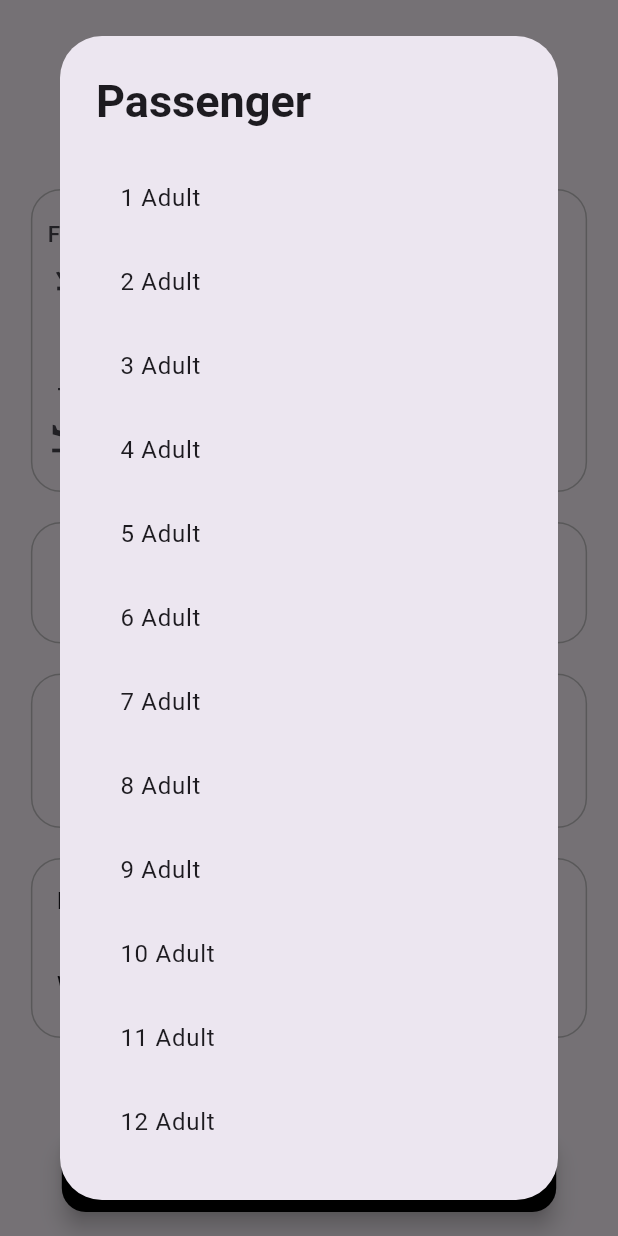
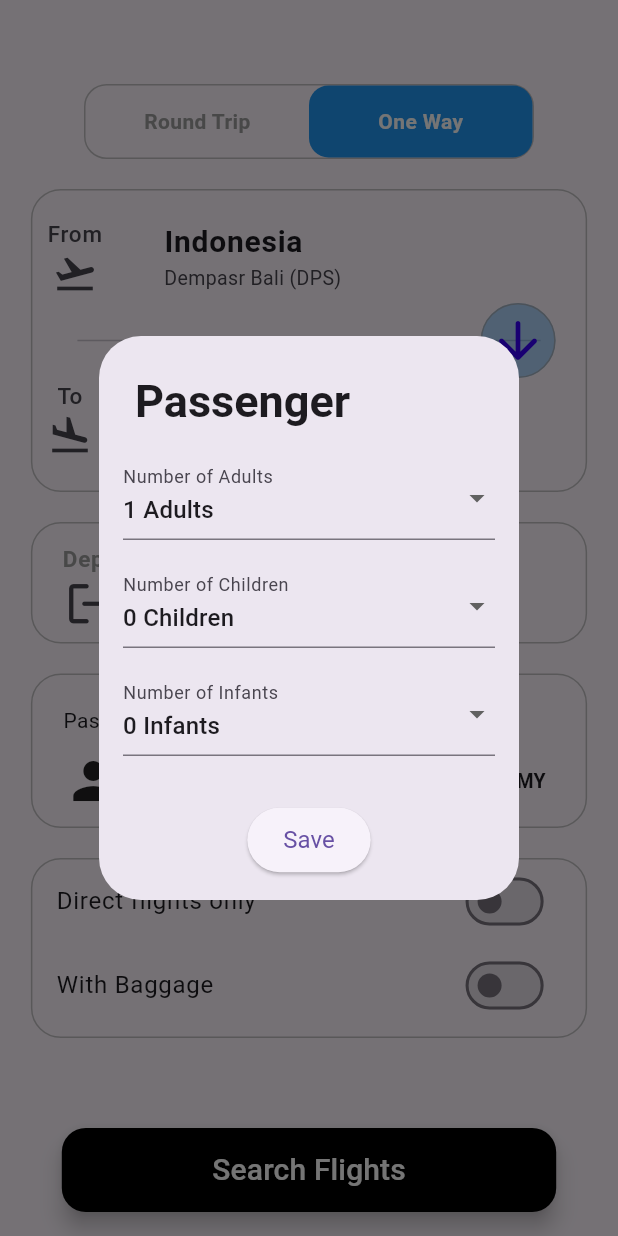
Before and after one commit to 11Ramesh/project_air, a Flutter app: the Home screen opened directly, after a tap on "One Way", after a tap on "Passenger", on a phone screen of 412 x 824 dp. Run offline on Flutter 3.47's test engine with Material 3 defaults, Android fonts, the phone set to English and light mode, and no system bars; our stand-ins replace bloc, flutter_bloc, flutter_dotenv, shared_preferences; missing offline and left inert: excel; accounts and stored records are empty; network calls fail; statements that could not run were skipped.

Commit message:
commit 4

```diff
--- a/lib/function/backend/backend_bloc.dart
+++ b/lib/function/backend/backend_bloc.dart
@@ -28,6 +28,8 @@ class BackendBloc extends Bloc<BackendEvent, BackendState> {
         String departureDate = event.departureDate;
         String returnDate = event.returnDate;
         int adult = event.adult;
+        int children = event.children;
+        int infant = event.infant;
         String classSeat = event.classSeat;
 
         String? spentTime;
@@ -37,6 +39,8 @@ class BackendBloc extends Bloc<BackendEvent, BackendState> {
         String? endlocation;
         String? weight;
         String? price;
+        String? startDate;
+        String? endDate;
 
         List<Map<String, String>> sentData = [];
         List<Map<String, dynamic>> sentDataRound = [];
@@ -50,6 +54,8 @@ class BackendBloc extends Bloc<BackendEvent, BackendState> {
             'destinationLocationCode': toItemCodeName,
             'departureDate': departureDate,
             'adults': adult.toString(),
+            'children': children.toString(),
+            'infants': infant.toString(),
             'nonStop': isdirrectFlight.toString(),
             'max': '250',
             'travelClass': classSeat,
@@ -92,18 +98,24 @@ class BackendBloc extends Bloc<BackendEvent, BackendState> {
                     startTime = Element['departure']['at'];
                     DateTime dateTime = DateTime.parse(startTime!);
                     startTime = DateFormat('HH:mm').format(dateTime);
+                    startDate = Element['departure']['at'];
+                    startDate = startDate!.substring(0, 10);
                     startlocation = Element['departure']['iataCode'];
                     //
                     endTime = Element['arrival']['at'];
                     DateTime dateTime1 = DateTime.parse(endTime!);
                     endTime = DateFormat('HH:mm').format(dateTime1);
+                    endDate = Element['arrival']['at'];
+                    endDate = endDate!.substring(0, 10);
                     endlocation = Element['arrival']['iataCode'];
                     //
                     Map<String, String> segmentDataMap = {
                       'spentTime': spentTime ?? '',
                       'startTime': startTime ?? '',
+                      'startDate': startDate ?? '',
                       'startLocation': startlocation ?? '',
                       'endTime': endTime ?? '',
+                      'endDate': endDate ?? '',
                       'endLocation': endlocation ?? '',
                     };
                     print(segmentDataMap);
--- a/lib/function/backend/backend_event.dart
+++ b/lib/function/backend/backend_event.dart
@@ -12,6 +12,8 @@ class SearchFlightEvent extends BackendEvent {
   String departureDate;
   String returnDate;
   int adult;
+  int children;
+  int infant;
   String classSeat;
 
   SearchFlightEvent(
@@ -23,10 +25,11 @@ class SearchFlightEvent extends BackendEvent {
       this.departureDate,
       this.returnDate,
       this.adult,
+      this.children,
+      this.infant,
       this.classSeat);
 }
 
 class emptyEvent extends BackendEvent {
-
   emptyEvent();
 }
--- a/lib/screen/home.dart
+++ b/lib/screen/home.dart
@@ -21,6 +21,10 @@ import 'package:flutter/src/rendering/shifted_box.dart';
 import 'package:http/http.dart' as http;
 import 'package:project_air/widgets/tokenexpired.dart';
 import 'package:shared_preferences/shared_preferences.dart';
+
+final List<int> passengerOptions = [1, 2, 3, 4];
+final List<int> childrenOptions = [0, 1, 2, 3];
+final List<int> infantsOptions = [0, 1, 2];
 
 class Home extends StatefulWidget {
   const Home({super.key});
@@ -60,6 +64,9 @@ class _HomeState extends State<Home> {
   String dateLimitStart = '';
   //api value
   int adult = 1;
+  int children = 0;
+  int infant = 0;
+  int person = 1;
   //api value
   String classSeat = 'ECONOMY';
 
@@ -67,12 +74,22 @@ class _HomeState extends State<Home> {
 
   var locationData = LocationDataStore().locationData;
 
+  late int tokenExpiry;
+  String? token = '';
+
   @override
   void initState() {
     backendBloc = BlocProvider.of<BackendBloc>(context);
 
     initializedDate();
+    initializedsharedPreference();
     super.initState();
+  }
+
+  initializedsharedPreference() async {
+    SharedPreferences sharedPreferences = await SharedPreferences.getInstance();
+    tokenExpiry = sharedPreferences.getInt('token_expiry') ?? 0;
+    token = sharedPreferences.getString('token');
   }
 
   @override
@@ -132,7 +149,7 @@ class _HomeState extends State<Home> {
                     }),
                 Height(height: 20),
                 PassengerAndClass(
-                  adult: adult,
+                  person: person,
                   classSeat: classSeat,
                   onTapPassenger: () {
                     showBoxPassenger(context);
@@ -161,22 +178,28 @@ class _HomeState extends State<Home> {
           ),
         ),
         floatingActionButton: Floatingbuttons(onPressed: () {
-          // boloc////////////////////////////////////////////////////////////////////////////
-          // backendBloc.add(SearchFlightEvent(
-          //     isRoundTrip,
-          //     isbaggage,
-          //     isdirrectFlight,
-          //     fromItemCodeName,
-          //     toItemCodeName,
-          //     departureDate,
-          //     returnDate,
-          //     adult,
-          //     classSeat));
-          //Navigator.push(
-          // context, MaterialPageRoute(builder: (context) => Booking()));
-
-          print(departureDate);
-          print(returnDate);
+          if (token != null &&
+              DateTime.now().millisecondsSinceEpoch < tokenExpiry) {
+            // boloc////////////////////////////////////////////////////////////////////////////
+            backendBloc.add(SearchFlightEvent(
+              isRoundTrip,
+              isbaggage,
+              isdirrectFlight,
+              fromItemCodeName,
+              toItemCodeName,
+              departureDate,
+              returnDate,
+              adult,
+              children,
+              infant,
+              classSeat,
+            ));
+            Navigator.push(
+                context, MaterialPageRoute(builder: (context) => Booking()));
+          } else {
+            Navigator.push(context,
+                MaterialPageRoute(builder: (context) => Tokenexpired()));
+          }
         }),
         floatingActionButtonLocation: FloatingActionButtonLocation.centerFloat,
       ),
@@ -426,6 +449,10 @@ class _HomeState extends State<Home> {
   }
 
   Future<void> showBoxPassenger(BuildContext context) async {
+    int selectedAdults = adult;
+    int selectedChildren = children;
+    int selectedInfants = infant;
+
     final selectedPassenger = await showDialog<String>(
       context: context,
       builder: (BuildContext context) {
@@ -434,19 +461,84 @@ class _HomeState extends State<Home> {
             'Passenger',
             style: TextStyle(fontSize: 30, fontWeight: FontWeight.bold),
           ),
-          content: SizedBox(
-            width: double.maxFinite, // Adjust width to fit the content
-            child: ListView.builder(
-              shrinkWrap: true,
-              itemCount: 12,
-              itemBuilder: (BuildContext context, int index) {
-                return ListTile(
-                  title: Text('${index + 1} Adult'),
-                  onTap: () {
-                    Navigator.pop(context, '${index + 1}');
-                  },
-                );
-              },
+          contentPadding: EdgeInsets.zero, // Removes the default padding
+          content: Padding(
+            padding:
+                const EdgeInsets.all(16.0), // Adds padding around the content
+            child: SingleChildScrollView(
+              // Ensures dialog content is scrollable
+              child: Column(
+                mainAxisSize: MainAxisSize
+                    .min, // Ensures the dialog takes only needed space
+                children: [
+                  // Dropdown for Adults
+                  DropdownButtonFormField<int>(
+                    value: selectedAdults,
+                    decoration: InputDecoration(labelText: 'Number of Adults'),
+                    items: passengerOptions.map((int value) {
+                      return DropdownMenuItem<int>(
+                        value: value,
+                        child: Text('$value Adults'),
+                      );
+                    }).toList(),
+                    onChanged: (newValue) {
+                      selectedAdults = newValue!;
+                    },
+                  ),
+                  SizedBox(height: 16),
+                  // Dropdown for Children
+                  DropdownButtonFormField<int>(
+                    value: selectedChildren,
+                    decoration:
+                        InputDecoration(labelText: 'Number of Children'),
+                    items: childrenOptions.map((int value) {
+                      return DropdownMenuItem<int>(
+                        value: value,
+                        child: Text('$value Children'),
+                      );
+                    }).toList(),
+                    onChanged: (newValue) {
+                      selectedChildren = newValue!;
+                    },
+                  ),
+                  SizedBox(height: 16),
+                  // Dropdown for Infants
+                  DropdownButtonFormField<int>(
+                    value: selectedInfants,
+                    decoration: InputDecoration(labelText: 'Number of Infants'),
+                    items: infantsOptions.map((int value) {
+                      return DropdownMenuItem<int>(
+                        value: value,
+                        child: Text('$value Infants'),
+                      );
+                    }).toList(),
+                    onChanged: (newValue) {
+                      selectedInfants = newValue!;
+                    },
+                  ),
+                  SizedBox(height: 32),
+                  // Save Button
+                  ElevatedButton(
+                    onPressed: () {
+                      setState(() {
+                        adult = selectedAdults;
+                        children = selectedChildren;
+                        infant = selectedInfants;
+
+                        person = adult + children + infant;
+                      });
+
+                      Navigator.pop(context);
+                    },
+                    child: Text('Save'),
+                    style: ElevatedButton.styleFrom(
+                      padding:
+                          EdgeInsets.symmetric(horizontal: 24, vertical: 12),
+                      textStyle: TextStyle(fontSize: 16),
+                    ),
+                  ),
+                ],
+              ),
             ),
           ),
         );
--- a/lib/widgets/home/pasengerandclass.dart
+++ b/lib/widgets/home/pasengerandclass.dart
@@ -9,12 +9,12 @@ import 'package:project_air/widgets/width.dart';
 class PassengerAndClass extends StatelessWidget {
   VoidCallback onTapPassenger;
   VoidCallback onTapClass;
-  final int adult;
+  final int person;
   String classSeat;
   PassengerAndClass(
       {required this.onTapPassenger,
       required this.onTapClass,
-      required this.adult,
+      required this.person,
       required this.classSeat,
       super.key});
 
@@ -50,7 +50,7 @@ class PassengerAndClass extends StatelessWidget {
                     Icon(Icons.person, size: 40.0),
                     Width(width: 20),
                     Textshow(
-                      text: '$adult Adult',
+                      text: '$person Persons',
                       fontWeight: FontWeight.bold,
                     ),
                   ],
```
Also changed, not shown: lib/screen/bookingscreen.dart (+9 -2 lines), lib/widgets/booking/card.dart (deleted, +0 -169 lines), lib/widgets/booking/cardroudtrip.dart (+17 -3 lines), lib/widgets/tokenexpired.dart (+17 -5 lines).
